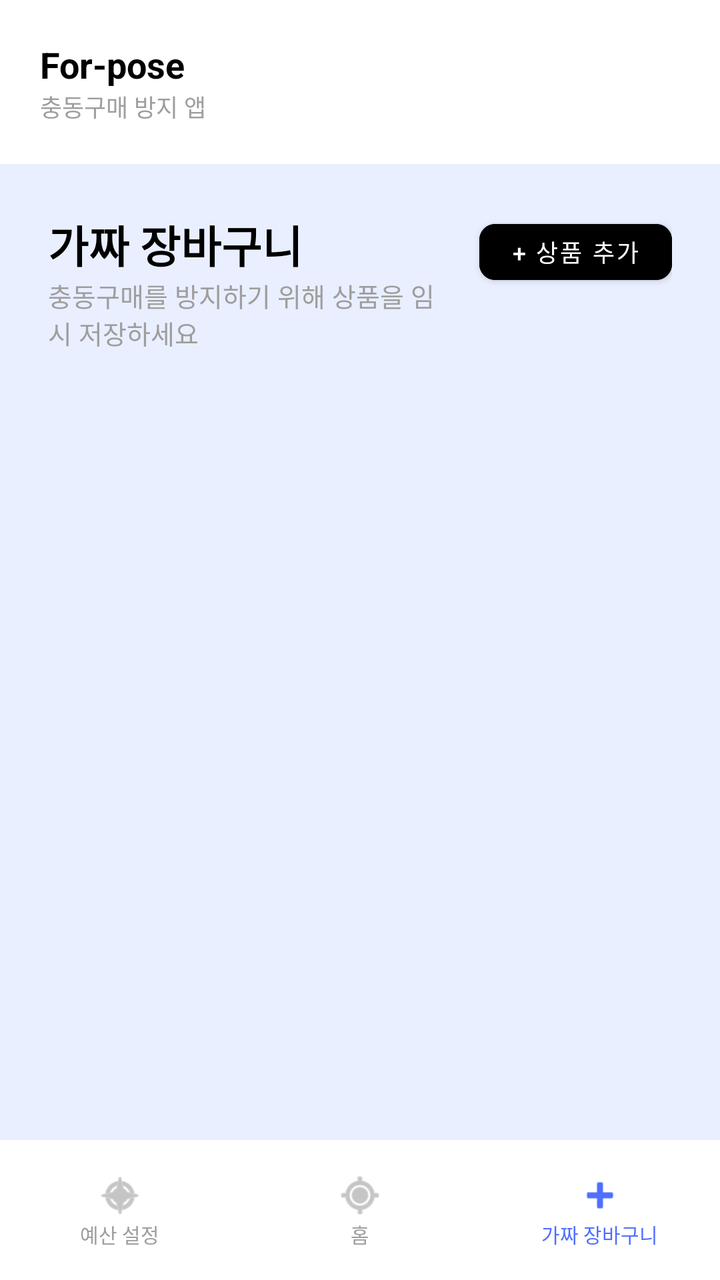
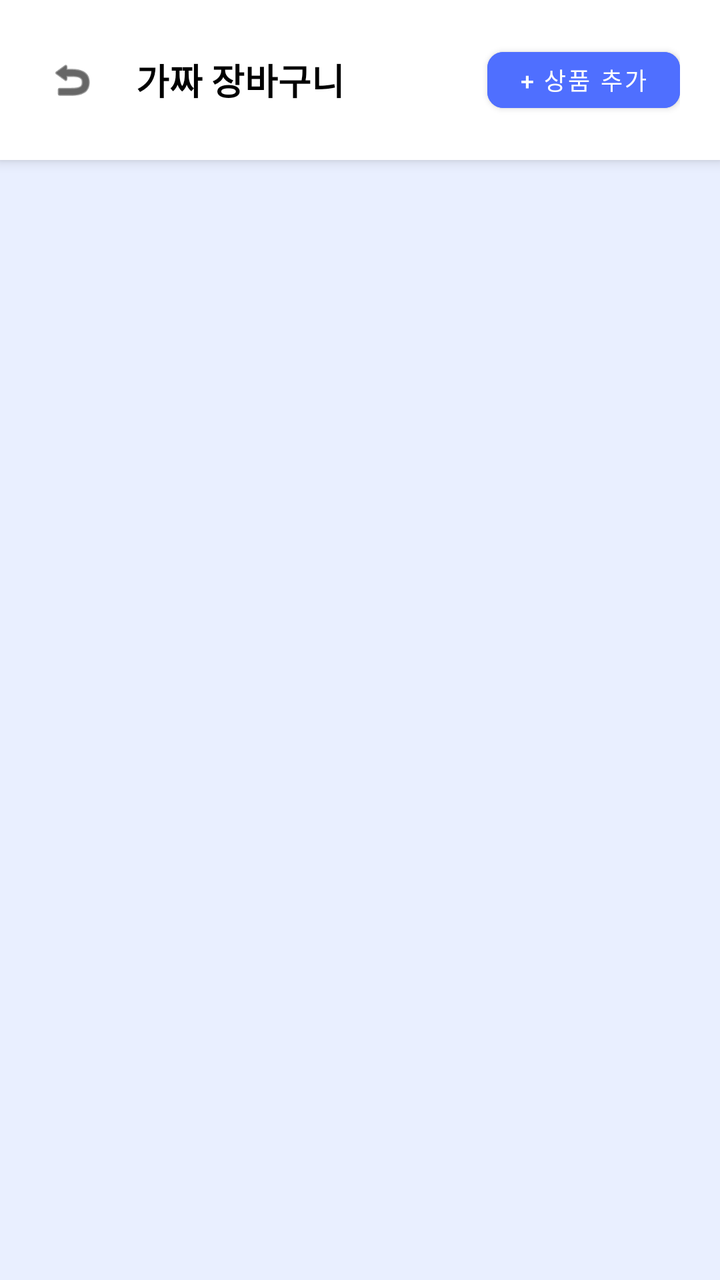

Compare the two renders of this Android layout. The source of the first and the diff that turns it into the second are given below.
<!-- AndroidManifest.xml: application theme Theme.AllIn -->
<!-- res/layout/activity_fake_cart.xml -->
<?xml version="1.0" encoding="utf-8"?>
<RelativeLayout xmlns:android="http://schemas.android.com/apk/res/android"
    xmlns:app="http://schemas.android.com/apk/res-auto"
    android:layout_width="match_parent"
    android:layout_height="match_parent"
    android:background="#E9EFFF">

    
    <LinearLayout
        android:layout_width="match_parent"
        android:layout_height="match_parent"
        android:orientation="vertical">

        
        <LinearLayout
            android:layout_width="match_parent"
            android:layout_height="wrap_content"
            android:background="@android:color/white"
            android:padding="20dp"
            android:orientation="horizontal"
            android:gravity="center_vertical">
            <LinearLayout
                android:layout_width="0dp"
                android:layout_height="wrap_content"
                android:layout_weight="1"
                android:orientation="vertical">
                <TextView
                    android:layout_width="wrap_content"
                    android:layout_height="wrap_content"
                    android:text="For-pose"
                    android:textColor="@android:color/black"
                    android:textSize="18sp"
                    android:textStyle="bold" />
                <TextView
                    android:layout_width="wrap_content"
                    android:layout_height="wrap_content"
                    android:text="충동구매 방지 앱"
                    android:textColor="#9E9E9E"
                    android:textSize="12sp" />
            </LinearLayout>
        </LinearLayout>

        <ScrollView
            android:layout_width="match_parent"
            android:layout_height="0dp"
            android:layout_weight="1">

            <LinearLayout
                android:layout_width="match_parent"
                android:layout_height="wrap_content"
                android:orientation="vertical"
                android:padding="24dp">

                <RelativeLayout
                    android:layout_width="match_parent"
                    android:layout_height="wrap_content">
                    <LinearLayout
                        android:layout_width="wrap_content"
                        android:layout_height="wrap_content"
                        android:orientation="vertical">
                        <TextView
                            android:layout_width="wrap_content"
                            android:layout_height="wrap_content"
                            android:text="가짜 장바구니"
                            android:textColor="@android:color/black"
                            android:textSize="22sp"
                            android:textStyle="bold" />
                        <TextView
                            android:layout_width="200dp"
                            android:layout_height="wrap_content"
                            android:text="충동구매를 방지하기 위해 상품을 임시 저장하세요"
                            android:textColor="#9E9E9E"
                            android:textSize="13sp" />
                    </LinearLayout>

                    <Button
                        android:id="@+id/btnAddProduct"
                        android:layout_width="wrap_content"
                        android:layout_height="40dp"
                        android:layout_alignParentEnd="true"
                        android:backgroundTint="@android:color/black"
                        android:text="+ 상품 추가"
                        android:textColor="@android:color/white"
                        android:textSize="12sp"
                        app:cornerRadius="8dp" />
                </RelativeLayout>

                <LinearLayout
                    android:id="@+id/cartItemsContainer"
                    android:layout_width="match_parent"
                    android:layout_height="wrap_content"
                    android:layout_marginTop="24dp"
                    android:orientation="vertical" />
            </LinearLayout>
        </ScrollView>

        
        <LinearLayout
            android:layout_width="match_parent"
            android:layout_height="70dp"
            android:background="@android:color/white"
            android:orientation="horizontal"
            android:gravity="center">
            <LinearLayout android:id="@+id/navBudget" android:layout_width="0dp" android:layout_height="match_parent" android:layout_weight="1" android:gravity="center" android:orientation="vertical">
                <ImageView android:layout_width="24dp" android:layout_height="24dp" android:src="@android:drawable/ic_menu_compass" app:tint="#9E9E9E" />
                <TextView android:layout_width="wrap_content" android:layout_height="wrap_content" android:text="예산 설정" android:textColor="#9E9E9E" android:textSize="10sp" />
            </LinearLayout>
            <LinearLayout android:id="@+id/navHome" android:layout_width="0dp" android:layout_height="match_parent" android:layout_weight="1" android:gravity="center" android:orientation="vertical">
                <ImageView android:layout_width="24dp" android:layout_height="24dp" android:src="@android:drawable/ic_menu_mylocation" app:tint="#9E9E9E" />
                <TextView android:layout_width="wrap_content" android:layout_height="wrap_content" android:text="홈" android:textColor="#9E9E9E" android:textSize="10sp" />
            </LinearLayout>
            <LinearLayout android:id="@+id/navCart" android:layout_width="0dp" android:layout_height="match_parent" android:layout_weight="1" android:gravity="center" android:orientation="vertical">
                <ImageView android:layout_width="24dp" android:layout_height="24dp" android:src="@android:drawable/ic_input_add" app:tint="#4F6FFF" />
                <TextView android:layout_width="wrap_content" android:layout_height="wrap_content" android:text="가짜 장바구니" android:textColor="#4F6FFF" android:textSize="10sp" />
            </LinearLayout>
        </LinearLayout>
    </LinearLayout>

    
    <View
        android:id="@+id/dimView"
        android:layout_width="match_parent"
        android:layout_height="match_parent"
        android:background="#80000000"
        android:visibility="gone" />

    <androidx.cardview.widget.CardView
        android:id="@+id/cardAddProduct"
        android:layout_width="match_parent"
        android:layout_height="wrap_content"
        android:layout_centerInParent="true"
        android:layout_margin="24dp"
        app:cardCornerRadius="24dp"
        android:visibility="gone">

        <LinearLayout
            android:layout_width="match_parent"
            android:layout_height="wrap_content"
            android:background="@android:color/white"
            android:orientation="vertical"
            android:padding="24dp">

            <RelativeLayout
                android:layout_width="match_parent"
                android:layout_height="wrap_content">
                <TextView
                    android:layout_width="wrap_content"
                    android:layout_height="wrap_content"
                    android:layout_centerHorizontal="true"
                    android:text="상품 추가"
                    android:textColor="@android:color/black"
                    android:textSize="18sp"
                    android:textStyle="bold" />
                <ImageView
                    android:id="@+id/btnCloseCard"
                    android:layout_width="24dp"
                    android:layout_height="24dp"
                    android:layout_alignParentEnd="true"
                    android:src="@android:drawable/ic_menu_close_clear_cancel"
                    app:tint="#9E9E9E" />
            </RelativeLayout>

            <TextView
                android:layout_width="wrap_content"
                android:layout_height="wrap_content"
                android:layout_gravity="center_horizontal"
                android:layout_marginTop="4dp"
                android:text="구매하고 싶은 상품을 추가하세요"
                android:textColor="#9E9E9E"
                android:textSize="12sp" />

            
            <LinearLayout
                android:layout_width="match_parent"
                android:layout_height="40dp"
                android:layout_marginTop="20dp"
                android:orientation="horizontal">
                <Button
                    android:id="@+id/tabUrl"
                    style="@style/Widget.MaterialComponents.Button.TextButton"
                    android:layout_width="0dp"
                    android:layout_height="match_parent"
                    android:layout_weight="1"
                    android:text="URL"
                    android:textColor="@android:color/white"
                    android:backgroundTint="@android:color/black"
                    app:cornerRadius="8dp"/>
                <Button
                    android:id="@+id/tabPhoto"
                    style="@style/Widget.MaterialComponents.Button.TextButton"
                    android:layout_width="0dp"
                    android:layout_height="match_parent"
                    android:layout_weight="1"
                    android:text="사진"
                    android:textColor="#9E9E9E" />
                <Button
                    android:id="@+id/tabDirect"
                    style="@style/Widget.MaterialComponents.Button.TextButton"
                    android:layout_width="0dp"
                    android:layout_height="match_parent"
                    android:layout_weight="1"
                    android:text="직접 입력"
                    android:textColor="#9E9E9E" />
            </LinearLayout>

            
            <LinearLayout
                android:id="@+id/layoutUrlInput"
                android:layout_width="match_parent"
                android:layout_height="wrap_content"
                android:layout_marginTop="20dp"
                android:orientation="vertical">
                <TextView
                    android:layout_width="wrap_content"
                    android:layout_height="wrap_content"
                    android:text="상품 URL"
                    android:textColor="@android:color/black"
                    android:textStyle="bold" />
                <EditText
                    android:id="@+id/etProductUrl"
                    android:layout_width="match_parent"
                    android:layout_height="45dp"
                    android:layout_marginTop="4dp"
                    android:background="#F2F4F8"
                    android:hint="https://example.com/product"
                    android:paddingStart="12dp"
                    android:textSize="13sp" />
            </LinearLayout>

            <TextView
                android:layout_width="wrap_content"
                android:layout_height="wrap_content"
                android:layout_marginTop="20dp"
                android:text="삭제까지 남은 기간"
                android:textColor="@android:color/black"
                android:textStyle="bold" />
            <Spinner
                android:id="@+id/spExpireDays"
                android:layout_width="match_parent"
                android:layout_height="45dp"
                android:layout_marginTop="4dp"
                android:background="#F2F4F8" />

            <Button
                android:id="@+id/btnFetchInfo"
                android:layout_width="match_parent"
                android:layout_height="50dp"
                android:layout_marginTop="24dp"
                android:backgroundTint="@android:color/black"
                android:text="URL에서 상품 정보 가져오기"
                android:textColor="@android:color/white"
                app:cornerRadius="8dp" />

        </LinearLayout>
    </androidx.cardview.widget.CardView>
</RelativeLayout>
<!-- resources referenced by this layout -->
<resources>
  <style name="Theme.AllIn" parent="Theme.MaterialComponents.DayNight.NoActionBar">
          
          <item name="colorPrimary">@color/purple_500</item>
          <item name="colorPrimaryVariant">@color/purple_700</item>
          <item name="colorOnPrimary">@color/white</item>
          
          <item name="colorSecondary">@color/teal_200</item>
          <item name="colorSecondaryVariant">@color/teal_700</item>
          <item name="colorOnSecondary">@color/black</item>
          
          <item name="android:statusBarColor">#E9EFFF</item>
          <item name="android:windowLightStatusBar">true</item>
          
          
          <item name="alertDialogTheme">@style/RoundedAlertDialogTheme</item>
      </style>
  <color name="purple_500">#FF6200EE</color>
  <color name="purple_700">#FF3700B3</color>
  <color name="white">#FFFFFFFF</color>
  <color name="teal_200">#FF03DAC5</color>
  <color name="teal_700">#FF018786</color>
  <color name="black">#FF000000</color>
  <style name="RoundedAlertDialogTheme" parent="Theme.AppCompat.Light.Dialog.Alert">
          <item name="android:windowBackground">@drawable/dialog_rounded_background</item>
      </style>
  <!-- drawable dialog_rounded_background (drawable) -->
  <?xml version="1.0" encoding="utf-8"?>
  <inset xmlns:android="http://schemas.android.com/apk/res/android"
      android:insetLeft="16dp"
      android:insetTop="16dp"
      android:insetRight="16dp"
      android:insetBottom="16dp">
      <shape android:shape="rectangle">
          <solid android:color="@android:color/white" />
          <corners android:radius="24dp" />
      </shape>
  </inset>
</resources>

<!-- the commit's change to res/layout/activity_fake_cart.xml (unified diff, before → after) -->
@@ -7,250 +7,88 @@
 
     
     <LinearLayout
+        android:id="@+id/topBar"
         android:layout_width="match_parent"
-        android:layout_height="match_parent"
-        android:orientation="vertical">
-
-        
-        <LinearLayout
-            android:layout_width="match_parent"
-            android:layout_height="wrap_content"
-            android:background="@android:color/white"
-            android:padding="20dp"
-            android:orientation="horizontal"
-            android:gravity="center_vertical">
-            <LinearLayout
-                android:layout_width="0dp"
-                android:layout_height="wrap_content"
-                android:layout_weight="1"
-                android:orientation="vertical">
-                <TextView
-                    android:layout_width="wrap_content"
-                    android:layout_height="wrap_content"
-                    android:text="For-pose"
-                    android:textColor="@android:color/black"
-                    android:textSize="18sp"
-                    android:textStyle="bold" />
-                <TextView
-                    android:layout_width="wrap_content"
-                    android:layout_height="wrap_content"
-                    android:text="충동구매 방지 앱"
-                    android:textColor="#9E9E9E"
-                    android:textSize="12sp" />
-            </LinearLayout>
-        </LinearLayout>
-
-        <ScrollView
-            android:layout_width="match_parent"
-            android:layout_height="0dp"
-            android:layout_weight="1">
-
-            <LinearLayout
-                android:layout_width="match_parent"
-                android:layout_height="wrap_content"
-                android:orientation="vertical"
-                android:padding="24dp">
-
-                <RelativeLayout
-                    android:layout_width="match_parent"
-                    android:layout_height="wrap_content">
-                    <LinearLayout
-                        android:layout_width="wrap_content"
-                        android:layout_height="wrap_content"
-                        android:orientation="vertical">
-                        <TextView
-                            android:layout_width="wrap_content"
-                            android:layout_height="wrap_content"
-                            android:text="가짜 장바구니"
-                            android:textColor="@android:color/black"
-                            android:textSize="22sp"
-                            android:textStyle="bold" />
-                        <TextView
-                            android:layout_width="200dp"
-                            android:layout_height="wrap_content"
-                            android:text="충동구매를 방지하기 위해 상품을 임시 저장하세요"
-                            android:textColor="#9E9E9E"
-                            android:textSize="13sp" />
-                    </LinearLayout>
-
-                    <Button
-                        android:id="@+id/btnAddProduct"
-                        android:layout_width="wrap_content"
-                        android:layout_height="40dp"
-                        android:layout_alignParentEnd="true"
-                        android:backgroundTint="@android:color/black"
-                        android:text="+ 상품 추가"
-                        android:textColor="@android:color/white"
-                        android:textSize="12sp"
-                        app:cornerRadius="8dp" />
-                </RelativeLayout>
-
-                <LinearLayout
-                    android:id="@+id/cartItemsContainer"
-                    android:layout_width="match_parent"
-                    android:layout_height="wrap_content"
-                    android:layout_marginTop="24dp"
-                    android:orientation="vertical" />
-            </LinearLayout>
-        </ScrollView>
-
-        
-        <LinearLayout
-            android:layout_width="match_parent"
-            android:layout_height="70dp"
-            android:background="@android:color/white"
-            android:orientation="horizontal"
-            android:gravity="center">
-            <LinearLayout android:id="@+id/navBudget" android:layout_width="0dp" android:layout_height="match_parent" android:layout_weight="1" android:gravity="center" android:orientation="vertical">
-                <ImageView android:layout_width="24dp" android:layout_height="24dp" android:src="@android:drawable/ic_menu_compass" app:tint="#9E9E9E" />
-                <TextView android:layout_width="wrap_content" android:layout_height="wrap_content" android:text="예산 설정" android:textColor="#9E9E9E" android:textSize="10sp" />
-            </LinearLayout>
-            <LinearLayout android:id="@+id/navHome" android:layout_width="0dp" android:layout_height="match_parent" android:layout_weight="1" android:gravity="center" android:orientation="vertical">
-                <ImageView android:layout_width="24dp" android:layout_height="24dp" android:src="@android:drawable/ic_menu_mylocation" app:tint="#9E9E9E" />
-                <TextView android:layout_width="wrap_content" android:layout_height="wrap_content" android:text="홈" android:textColor="#9E9E9E" android:textSize="10sp" />
-            </LinearLayout>
-            <LinearLayout android:id="@+id/navCart" android:layout_width="0dp" android:layout_height="match_parent" android:layout_weight="1" android:gravity="center" android:orientation="vertical">
-                <ImageView android:layout_width="24dp" android:layout_height="24dp" android:src="@android:drawable/ic_input_add" app:tint="#4F6FFF" />
-                <TextView android:layout_width="wrap_content" android:layout_height="wrap_content" android:text="가짜 장바구니" android:textColor="#4F6FFF" android:textSize="10sp" />
-            </LinearLayout>
-        </LinearLayout>
+        android:layout_height="wrap_content"
+        android:background="@android:color/white"
+        android:padding="20dp"
+        android:orientation="horizontal"
+        android:gravity="center_vertical"
+        android:elevation="4dp">
+        <ImageView
+            android:id="@+id/btnBack"
+            android:layout_width="32dp"
+            android:layout_height="32dp"
+            android:padding="4dp"
+            android:src="@android:drawable/ic_menu_revert"
+            android:clickable="true"
+            android:focusable="true"
+            android:background="?attr/selectableItemBackgroundBorderless"
+            app:tint="@android:color/black" />
+        <TextView android:layout_width="0dp" android:layout_height="wrap_content" android:layout_weight="1" android:layout_marginStart="16dp" android:text="가짜 장바구니" android:textColor="@android:color/black" android:textSize="18sp" android:textStyle="bold" />
+        <Button android:id="@+id/btnAddProduct" android:layout_width="wrap_content" android:layout_height="40dp" android:text="+ 상품 추가" android:backgroundTint="#4F6FFF" android:textColor="@android:color/white" android:textSize="12sp" app:cornerRadius="8dp" />
     </LinearLayout>
 
-    
-    <View
-        android:id="@+id/dimView"
-        android:layout_width="match_parent"
-        android:layout_height="match_parent"
-        android:background="#80000000"
-        android:visibility="gone" />
+    <ScrollView android:layout_width="match_parent" android:layout_height="match_parent" android:layout_below="@id/topBar">
+        <LinearLayout android:id="@+id/cartItemsContainer" android:layout_width="match_parent" android:layout_height="wrap_content" android:orientation="vertical" android:padding="20dp" />
+    </ScrollView>
 
-    <androidx.cardview.widget.CardView
-        android:id="@+id/cardAddProduct"
-        android:layout_width="match_parent"
-        android:layout_height="wrap_content"
-        android:layout_centerInParent="true"
-        android:layout_margin="24dp"
-        app:cardCornerRadius="24dp"
-        android:visibility="gone">
+    <View android:id="@+id/dimView" android:layout_width="match_parent" android:layout_height="match_parent" android:background="#80000000" android:visibility="gone" />
 
-        <LinearLayout
-            android:layout_width="match_parent"
-            android:layout_height="wrap_content"
-            android:background="@android:color/white"
-            android:orientation="vertical"
-            android:padding="24dp">
-
-            <RelativeLayout
-                android:layout_width="match_parent"
-                android:layout_height="wrap_content">
-                <TextView
-                    android:layout_width="wrap_content"
-                    android:layout_height="wrap_content"
-                    android:layout_centerHorizontal="true"
-                    android:text="상품 추가"
-                    android:textColor="@android:color/black"
-                    android:textSize="18sp"
-                    android:textStyle="bold" />
-                <ImageView
-                    android:id="@+id/btnCloseCard"
-                    android:layout_width="24dp"
-                    android:layout_height="24dp"
-                    android:layout_alignParentEnd="true"
-                    android:src="@android:drawable/ic_menu_close_clear_cancel"
-                    app:tint="#9E9E9E" />
+    <androidx.cardview.widget.CardView android:id="@+id/cardAddProduct" android:layout_width="match_parent" android:layout_height="wrap_content" android:layout_centerInParent="true" android:layout_margin="24dp" android:visibility="gone" app:cardCornerRadius="24dp">
+        <LinearLayout android:layout_width="match_parent" android:layout_height="wrap_content" android:orientation="vertical" android:padding="24dp">
+            <RelativeLayout android:layout_width="match_parent" android:layout_height="wrap_content">
+                <TextView android:layout_width="wrap_content" android:layout_height="wrap_content" android:layout_centerHorizontal="true" android:text="상품 추가" android:textColor="@android:color/black" android:textSize="18sp" android:textStyle="bold" />
+                <ImageView android:id="@+id/btnCloseCard" android:layout_width="24dp" android:layout_height="24dp" android:layout_alignParentEnd="true" android:src="@android:drawable/ic_menu_close_clear_cancel" />
             </RelativeLayout>
 
-            <TextView
-                android:layout_width="wrap_content"
-                android:layout_height="wrap_content"
-                android:layout_gravity="center_horizontal"
-                android:layout_marginTop="4dp"
-                android:text="구매하고 싶은 상품을 추가하세요"
-                android:textColor="#9E9E9E"
-                android:textSize="12sp" />
-
-            
-            <LinearLayout
-                android:layout_width="match_parent"
-                android:layout_height="40dp"
-                android:layout_marginTop="20dp"
-                android:orientation="horizontal">
-                <Button
-                    android:id="@+id/tabUrl"
-                    style="@style/Widget.MaterialComponents.Button.TextButton"
-                    android:layout_width="0dp"
-                    android:layout_height="match_parent"
-                    android:layout_weight="1"
-                    android:text="URL"
-                    android:textColor="@android:color/white"
-                    android:backgroundTint="@android:color/black"
-                    app:cornerRadius="8dp"/>
-                <Button
-                    android:id="@+id/tabPhoto"
-                    style="@style/Widget.MaterialComponents.Button.TextButton"
-                    android:layout_width="0dp"
-                    android:layout_height="match_parent"
-                    android:layout_weight="1"
-                    android:text="사진"
-                    android:textColor="#9E9E9E" />
-                <Button
-                    android:id="@+id/tabDirect"
-                    style="@style/Widget.MaterialComponents.Button.TextButton"
-                    android:layout_width="0dp"
-                    android:layout_height="match_parent"
-                    android:layout_weight="1"
-                    android:text="직접 입력"
-                    android:textColor="#9E9E9E" />
+            <LinearLayout android:layout_width="match_parent" android:layout_height="40dp" android:layout_marginTop="20dp" android:background="#000000" android:padding="2dp" android:orientation="horizontal">
+                <Button android:id="@+id/tabUrl" style="?android:attr/borderlessButtonStyle" android:layout_width="0dp" android:layout_height="match_parent" android:layout_weight="1" android:text="URL" android:textColor="@android:color/white" android:backgroundTint="#4F6FFF" android:textSize="12sp" />
+                <Button android:id="@+id/tabPhoto" style="?android:attr/borderlessButtonStyle" android:layout_width="0dp" android:layout_height="match_parent" android:layout_weight="1" android:text="사진" android:textColor="#FFFFFF" android:backgroundTint="#F2F4F8" android:textSize="12sp" />
+                <Button android:id="@+id/tabManual" style="?android:attr/borderlessButtonStyle" android:layout_width="0dp" android:layout_height="match_parent" android:layout_weight="1" android:text="직접 입력" android:textColor="#FFFFFF" android:backgroundTint="#F2F4F8" android:textSize="12sp" />
             </LinearLayout>
 
-            
             <LinearLayout
                 android:id="@+id/layoutUrlInput"
                 android:layout_width="match_parent"
                 android:layout_height="wrap_content"
                 android:layout_marginTop="20dp"
                 android:orientation="vertical">
+
                 <TextView
                     android:layout_width="wrap_content"
                     android:layout_height="wrap_content"
                     android:text="상품 URL"
                     android:textColor="@android:color/black"
+                    android:textSize="12sp"
                     android:textStyle="bold" />
+
                 <EditText
-                    android:id="@+id/etProductUrl"
+                    android:id="@+id/etUrlInput"
                     android:layout_width="match_parent"
-                    android:layout_height="45dp"
-                    android:layout_marginTop="4dp"
+                    android:layout_height="50dp"
+                    android:layout_marginTop="8dp"
                     android:background="#F2F4F8"
                     android:hint="https://example.com/product"
+                    android:inputType="textUri"
                     android:paddingStart="12dp"
-                    android:textSize="13sp" />
+                    android:textColor="@android:color/black" />
             </LinearLayout>
 
-            <TextView
-                android:layout_width="wrap_content"
-                android:layout_height="wrap_content"
-                android:layout_marginTop="20dp"
-                android:text="삭제까지 남은 기간"
-                android:textColor="@android:color/black"
-                android:textStyle="bold" />
-            <Spinner
-                android:id="@+id/spExpireDays"
-                android:layout_width="match_parent"
-                android:layout_height="45dp"
-                android:layout_marginTop="4dp"
-                android:background="#F2F4F8" />
+            <LinearLayout android:id="@+id/layoutPhotoInput" android:layout_width="match_parent" android:layout_height="wrap_content" android:layout_marginTop="20dp" android:visibility="gone" android:orientation="vertical" android:gravity="center">
+                <ImageView android:id="@+id/ivPhotoPreview" android:layout_width="100dp" android:layout_height="100dp" android:src="@android:drawable/ic_menu_camera" app:tint="#CCCCCC" />
+                <TextView android:layout_width="wrap_content" android:layout_height="wrap_content" android:layout_marginTop="8dp" android:text="사진 촬영 또는 갤러리 선택" android:textSize="12sp" android:textColor="#9E9E9E"/>
+            </LinearLayout>
 
-            <Button
-                android:id="@+id/btnFetchInfo"
-                android:layout_width="match_parent"
-                android:layout_height="50dp"
-                android:layout_marginTop="24dp"
-                android:backgroundTint="@android:color/black"
-                android:text="URL에서 상품 정보 가져오기"
-                android:textColor="@android:color/white"
-                app:cornerRadius="8dp" />
+            <LinearLayout android:id="@+id/layoutManualInput" android:layout_width="match_parent" android:layout_height="wrap_content" android:layout_marginTop="20dp" android:visibility="gone" android:orientation="vertical">
+                <EditText android:id="@+id/etManualName" android:layout_width="match_parent" android:layout_height="50dp" android:hint="상품명" android:background="#F2F4F8" android:paddingStart="12dp" android:textColor="@android:color/black" android:layout_marginBottom="8dp"/>
+                <EditText android:id="@+id/etManualPrice" android:layout_width="match_parent" android:layout_height="50dp" android:hint="가격(원)" android:inputType="number" android:background="#F2F4F8" android:paddingStart="12dp" android:textColor="@android:color/black"/>
+            </LinearLayout>
 
+            <TextView android:layout_width="wrap_content" android:layout_height="wrap_content" android:layout_marginTop="20dp" android:text="삭제까지 남은 기간" android:textSize="12sp" android:textStyle="bold" android:textColor="@android:color/black"/>
+            <Spinner android:id="@+id/spExpiry" android:layout_width="match_parent" android:layout_height="50dp" android:layout_marginTop="8dp" android:background="#F2F4F8" />
+
+            <Button android:id="@+id/btnSubmit" android:layout_width="match_parent" android:layout_height="55dp" android:layout_marginTop="24dp" android:backgroundTint="#4F6FFF" android:text="장바구니에 담기" android:textColor="@android:color/white" app:cornerRadius="12dp" />
         </LinearLayout>
     </androidx.cardview.widget.CardView>
 </RelativeLayout>
